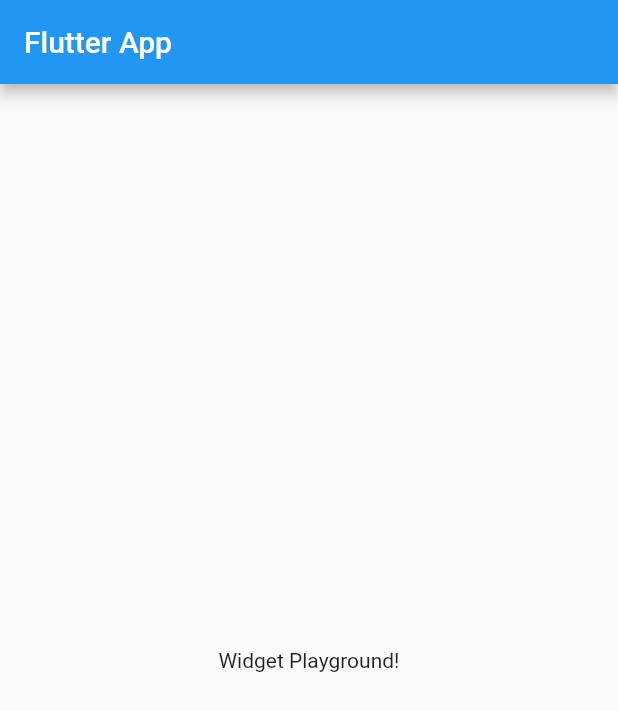
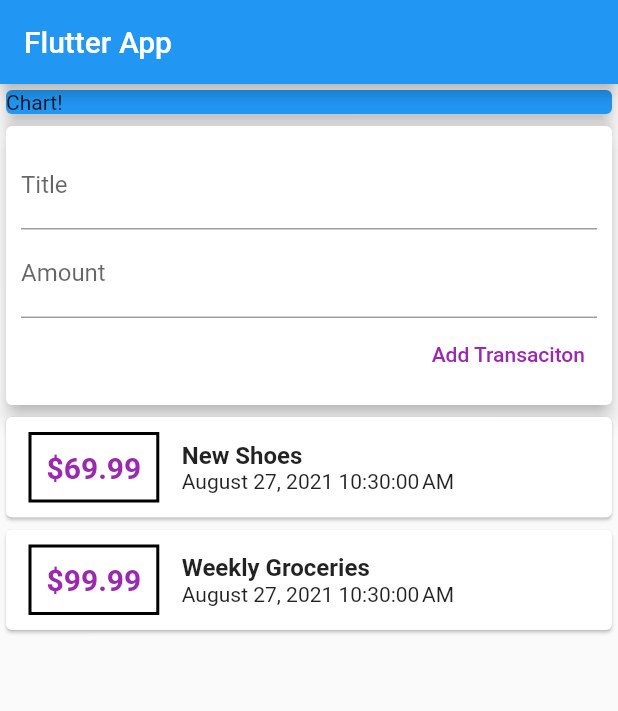
Before and after one commit to yanghaochang104/personal_expense_app, a Flutter app: the screen it shows after launch, on a phone screen of 412 x 824 dp. Shown: the top 711 px of the screen. Run offline on Flutter 3.47's test engine with Material 2 defaults, Android fonts, the phone set to English and light mode, and no system bars.

Commit message:
refactor(component): create basic app layout and widget

```diff
--- a/lib/main.dart
+++ b/lib/main.dart
@@ -1,4 +1,6 @@
 import 'package:flutter/material.dart';
+import 'package:personal_expenses_app/transaction.dart';
+import 'package:intl/intl.dart';
 
 void main() => runApp(MyApp());
 
@@ -13,14 +15,98 @@ class MyApp extends StatelessWidget {
 }
 
 class MyHomePage extends StatelessWidget {
+  final List<Transaction> transactions = [
+    Transaction(
+        id: 't1', title: 'New Shoes', amount: 69.99, date: DateTime.now()),
+    Transaction(
+        id: 't2',
+        title: 'Weekly Groceries',
+        amount: 99.99,
+        date: DateTime.now())
+  ];
+
+  String titleInput;
+  String amountInput;
+  final titleController = TextEditingController();
+  final amountController = TextEditingController();
+
   @override
   Widget build(BuildContext context) {
     return Scaffold(
       appBar: AppBar(
         title: Text('Flutter App'),
       ),
-      body: Center(
-        child: Text('Widget Playground!'),
+      body: Column(
+        mainAxisAlignment: MainAxisAlignment.start,
+        crossAxisAlignment: CrossAxisAlignment.center,
+        children: <Widget>[
+          Container(
+              width: double.infinity,
+              child: Card(
+                color: Colors.blue,
+                child: Text('Chart!'),
+                elevation: 5,
+              )),
+          Card(
+            elevation: 5,
+            child: Container(
+                padding: EdgeInsets.all(10),
+                child: Column(
+                  crossAxisAlignment: CrossAxisAlignment.end,
+                  children: <Widget>[
+                    TextField(
+                      decoration: InputDecoration(labelText: 'Title'),
+                      controller: titleController,
+                    ),
+                    TextField(
+                      decoration: InputDecoration(labelText: 'Amount'),
+                      controller: amountController,
+                    ),
+                    TextButton(
+                      child: Text('Add Transaciton'),
+                      style: TextButton.styleFrom(primary: Colors.purple),
+                      onPressed: () {
+                        print(titleController.text);
+                        print(amountController.text);
+                      },
+                    ),
+                  ],
+                )),
+          ),
+          Column(
+              children: transactions
+                  .map((transaction) => Card(
+                          child: Row(
+                        children: <Widget>[
+                          Container(
+                              margin: EdgeInsets.symmetric(
+                                vertical: 10,
+                                horizontal: 15,
+                              ),
+                              decoration: BoxDecoration(
+                                  border: Border.all(
+                                color: Colors.black,
+                                width: 2,
+                              )),
+                              padding: EdgeInsets.all(10),
+                              child: Text('\$${transaction.amount.toString()}',
+                                  style: TextStyle(
+                                      fontWeight: FontWeight.bold,
+                                      fontSize: 20,
+                                      color: Colors.purple))),
+                          Column(
+                              crossAxisAlignment: CrossAxisAlignment.start,
+                              children: <Widget>[
+                                Text(transaction.title,
+                                    style: TextStyle(
+                                        fontSize: 16,
+                                        fontWeight: FontWeight.bold)),
+                                Text(DateFormat().format(transaction.date)),
+                              ])
+                        ],
+                      )))
+                  .toList())
+        ],
       ),
     );
   }
--- /dev/null
+++ b/lib/transaction.dart
@@ -0,0 +1,11 @@
+import 'package:flutter/foundation.dart';
+
+class Transaction {
+  String id;
+  String title;
+  double amount;
+  DateTime date;
+
+  Transaction({ @required this.id, @required this.title, @required this.amount, @required this.date});
+
+}
```
